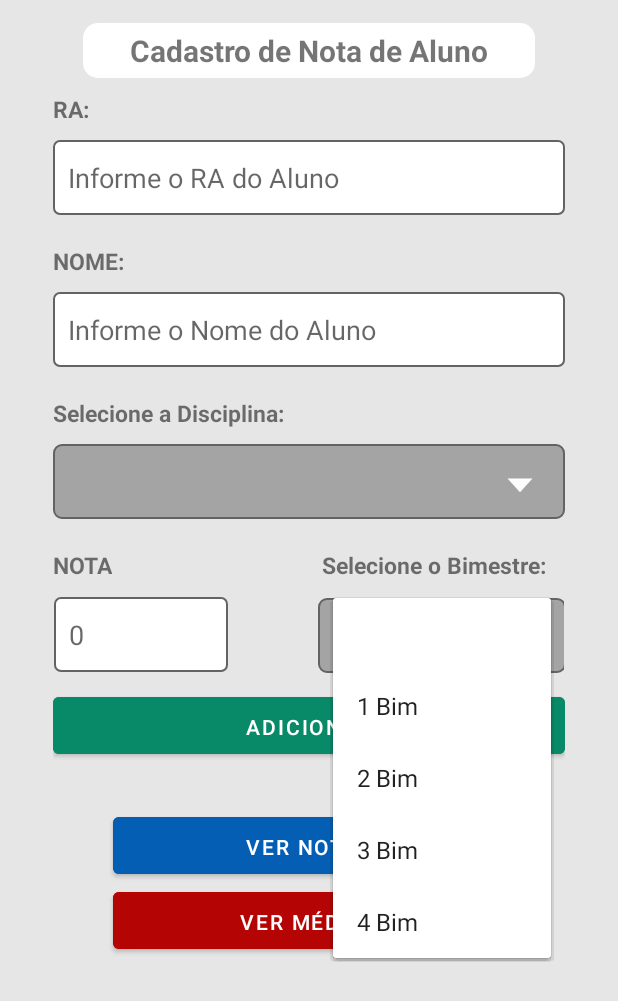
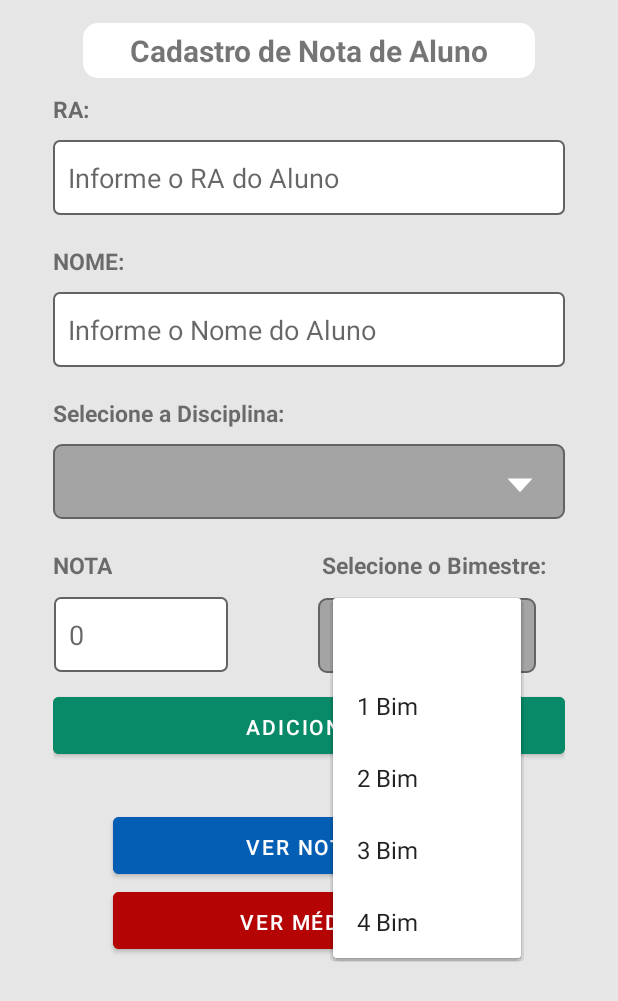
Before and after one commit to BrunoVian/Trab2BimAndroid, an Android app: the screen it shows after launch (MainActivity), after a tap on "Selecione", on a phone screen of 412 x 824 dp. Shown: the top 1001 px of the screen. Run offline under Robolectric (Android 15) with nearby library versions, the phone set to English and light mode, and no system bars.

Commit message:
ajustes de layout

```diff
--- a/app/src/main/res/layout/activity_main.xml
+++ b/app/src/main/res/layout/activity_main.xml
@@ -144,7 +144,7 @@
 
                 <Spinner
                     android:id="@+id/spBimestre"
-                    android:layout_width="165dp"
+                    android:layout_width="145dp"
                     android:layout_height="50dp"
                     android:layout_marginHorizontal="60dp"
                     android:layout_marginTop="5dp"
```
